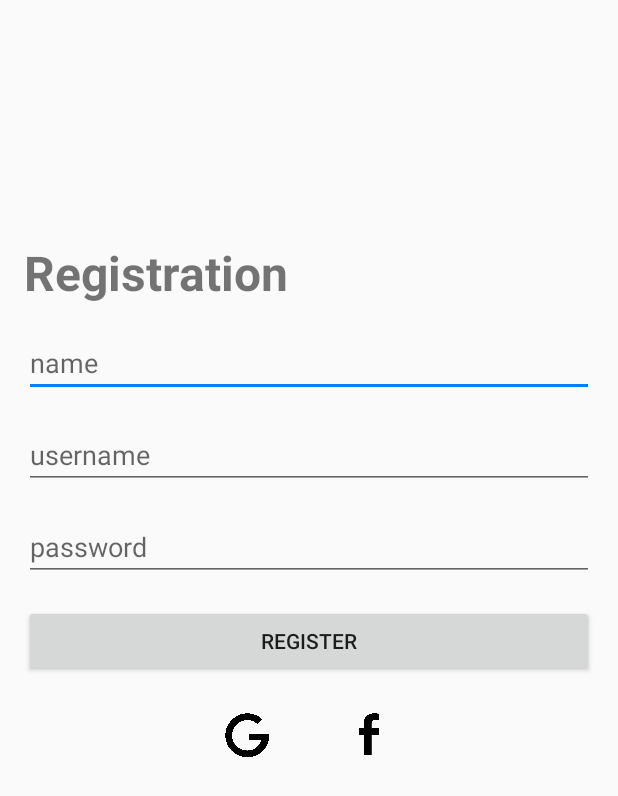
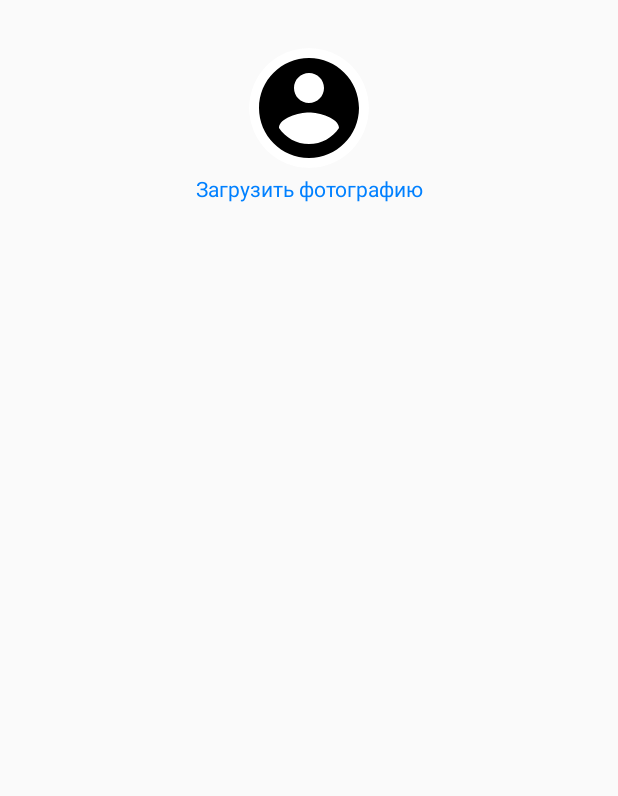
Before and after one commit to almakhanov/firebase_fundament, an Android app: the screen it shows after launch (RegistrationActivity before the commit, FileUploadActivity after it), on a phone screen of 412 x 824 dp. Shown: the top 796 px of the screen. Run offline under Robolectric (Android 15) with nearby library versions, the phone set to English and light mode, and no system bars; our stand-ins replace Firebase (no records; nobody signed in at launch, a user with empty details on screens opened directly); libraries missing offline, so code that uses them is left out: com.theartofdev.edmodo; plain views replace LoginButton; pictures from the network do not load; 6 statements that could not run were skipped.

```diff
--- a/app/src/main/java/com/example/fundament/AppModule.kt
+++ b/app/src/main/java/com/example/fundament/AppModule.kt
@@ -3,12 +3,16 @@ package com.example.fundament
 import com.example.fundament.base.CoroutineProvider
 import com.example.fundament.presentation.auth.AuthRepository
 import com.example.fundament.presentation.auth.AuthViewModel
+import com.example.fundament.presentation.file_upload.FileUploadRepository
+import com.example.fundament.presentation.file_upload.FileUploadViewModel
 import com.example.fundament.presentation.registration.RegistrationRepository
 import com.example.fundament.presentation.registration.RegistrationViewModel
 import com.example.fundament.presentation.sample.SampleRepository
 import com.example.fundament.presentation.sample.SampleViewModel
 import com.google.firebase.auth.FirebaseAuth
 import com.google.firebase.database.FirebaseDatabase
+import com.google.firebase.storage.FirebaseStorage
+import com.google.firebase.storage.StorageReference
 import org.koin.androidx.viewmodel.ext.koin.viewModel
 import org.koin.dsl.module.module
 
@@ -25,6 +29,10 @@ val appModule = module {
         FirebaseAuth.getInstance()
     }
 
+    single {
+        FirebaseStorage.getInstance().reference
+    }
+
     factory {
         SampleRepository(get())
     }
@@ -35,6 +43,10 @@ val appModule = module {
 
     factory {
         AuthRepository(get())
+    }
+
+    factory {
+        FileUploadRepository(get())
     }
 
     viewModel {
@@ -48,4 +60,8 @@ val appModule = module {
     viewModel {
         AuthViewModel(get())
     }
+
+    viewModel {
+        FileUploadViewModel(get())
+    }
 }
--- a/app/src/main/java/com/example/fundament/entities/Table.kt
+++ b/app/src/main/java/com/example/fundament/entities/Table.kt
@@ -3,4 +3,5 @@ package com.example.fundament.entities
 object Table{
     const val SAMPLE = "SAMPLE"
     const val USER = "USER"
+    const val STORAGE_PATH_UPLOADS = "STORAGE"
 }
--- a/app/src/main/java/com/example/fundament/presentation/SplashActivity.kt
+++ b/app/src/main/java/com/example/fundament/presentation/SplashActivity.kt
@@ -4,13 +4,14 @@ import android.content.Intent
 import android.os.Bundle
 import androidx.appcompat.app.AppCompatActivity
 import com.example.fundament.presentation.auth.AuthActivity
+import com.example.fundament.presentation.file_upload.FileUploadActivity
 import com.example.fundament.presentation.registration.RegistrationActivity
 
 class SplashActivity : AppCompatActivity() {
 
     override fun onCreate(savedInstanceState: Bundle?) {
         super.onCreate(savedInstanceState)
-        startActivity(Intent(this, RegistrationActivity::class.java))
+        startActivity(Intent(this, FileUploadActivity::class.java))
         finish()
     }
 }
--- /dev/null
+++ b/app/src/main/res/drawable/ic_account_circle_black_24dp.xml
@@ -0,0 +1,9 @@
+<vector xmlns:android="http://schemas.android.com/apk/res/android"
+        android:width="24dp"
+        android:height="24dp"
+        android:viewportWidth="24.0"
+        android:viewportHeight="24.0">
+    <path
+        android:fillColor="#FF000000"
+        android:pathData="M12,2C6.48,2 2,6.48 2,12s4.48,10 10,10 10,-4.48 10,-10S17.52,2 12,2zM12,5c1.66,0 3,1.34 3,3s-1.34,3 -3,3 -3,-1.34 -3,-3 1.34,-3 3,-3zM12,19.2c-2.5,0 -4.71,-1.28 -6,-3.22 0.03,-1.99 4,-3.08 6,-3.08 1.99,0 5.97,1.09 6,3.08 -1.29,1.94 -3.5,3.22 -6,3.22z"/>
+</vector>
--- /dev/null
+++ b/app/src/main/res/layout/activity_file_upload.xml
@@ -0,0 +1,73 @@
+<?xml version="1.0" encoding="utf-8"?>
+<androidx.constraintlayout.widget.ConstraintLayout
+    xmlns:android="http://schemas.android.com/apk/res/android"
+    xmlns:app="http://schemas.android.com/apk/res-auto"
+    xmlns:tools="http://schemas.android.com/tools"
+    android:layout_width="match_parent"
+    android:layout_height="match_parent"
+    tools:context=".presentation.file_upload.FileUploadActivity">
+
+    <androidx.constraintlayout.widget.ConstraintLayout
+        app:layout_constraintTop_toTopOf="parent"
+        android:id="@+id/photoAccountBox"
+        android:layout_width="match_parent"
+        android:layout_height="wrap_content"
+        android:layout_marginStart="16dp"
+        android:layout_marginTop="24dp"
+        android:layout_marginEnd="16dp"
+        android:layout_marginBottom="8dp">
+
+        <androidx.cardview.widget.CardView
+            android:id="@+id/photoCardView"
+            android:layout_width="80dp"
+            android:layout_height="80dp"
+            android:layout_margin="8dp"
+            android:elevation="0dp"
+            app:cardCornerRadius="40dp"
+            app:cardElevation="0dp"
+            app:layout_constraintLeft_toLeftOf="parent"
+            app:layout_constraintRight_toRightOf="parent"
+            app:layout_constraintTop_toTopOf="parent">
+
+            <ImageView
+                android:id="@+id/photoAccountImageView"
+                android:layout_width="80dp"
+                android:layout_height="80dp"
+                android:scaleType="centerCrop"
+                app:srcCompat="@drawable/ic_account_circle_black_24dp" />
+
+        </androidx.cardview.widget.CardView>
+
+
+        <TextView
+            android:id="@+id/uploadPhotoBtn"
+            android:layout_width="wrap_content"
+            android:layout_height="wrap_content"
+            android:layout_marginStart="16dp"
+            android:layout_marginTop="4dp"
+            android:layout_marginEnd="16dp"
+            android:layout_marginBottom="16dp"
+            android:padding="0dp"
+            android:text="Загрузить фотографию"
+            android:textAlignment="center"
+            android:textColor="@color/colorAccent"
+            app:layout_constraintBottom_toBottomOf="parent"
+            app:layout_constraintLeft_toLeftOf="parent"
+            app:layout_constraintRight_toRightOf="parent"
+            app:layout_constraintTop_toBottomOf="@id/photoCardView" />
+
+
+
+    </androidx.constraintlayout.widget.ConstraintLayout>
+
+    <ProgressBar
+        android:id="@+id/progress_bar"
+        android:visibility="gone"
+        app:layout_constraintLeft_toLeftOf="parent"
+        app:layout_constraintRight_toRightOf="parent"
+        app:layout_constraintTop_toTopOf="parent"
+        app:layout_constraintBottom_toBottomOf="parent"
+        android:layout_width="wrap_content"
+        android:layout_height="wrap_content"/>
+
+</androidx.constraintlayout.widget.ConstraintLayout>
```
Also changed, not shown: app/build.gradle (+5 -2 lines), app/src/main/AndroidManifest.xml (+22 -14 lines), app/src/main/java/com/example/fundament/extensions/FirebaseExtensions.kt (+49 -8 lines), app/src/main/java/com/example/fundament/presentation/file_upload/FileUploadActivity.kt (added, +106 -0 lines), app/src/main/java/com/example/fundament/presentation/file_upload/FileUploadRepository.kt (added, +14 -0 lines), app/src/main/java/com/example/fundament/presentation/file_upload/FileUploadViewModel.kt (added, +20 -0 lines).
